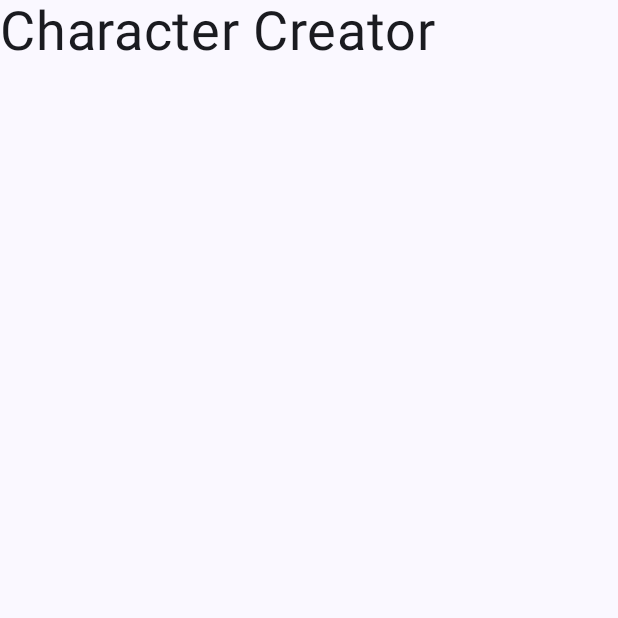
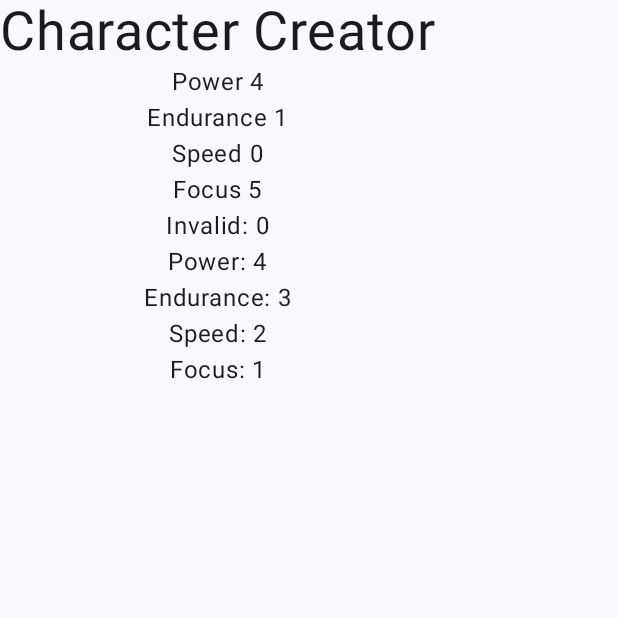
Before and after one commit to anderson79/cs3170_25fall, an Android app built with Jetpack Compose: the screen it shows after launch (MainActivity), on a phone screen of 412 x 824 dp, the top half of it. Run offline under Robolectric (Android 15) with nearby library versions, the light colour scheme and no system bars.

Commit message:
updated character creator project with an array, I still need to update so we can mutate the array correctly

```diff
--- a/projects/Project2_CharacterCreator/app/src/main/java/com/example/charactercreator/Character.kt
+++ b/projects/Project2_CharacterCreator/app/src/main/java/com/example/charactercreator/Character.kt
@@ -31,17 +31,25 @@ val attributesList = listOf(
     StatInfo("Defense", R.drawable.baseline_security_24, "Amount of damage blocked"),
     StatInfo("Cost", R.drawable.baseline_price_change_24, "Cost for casting this character"),
     )
+
 data class Character(
     val name: String = "",
     val charClass: String= "",
     val description: String = "",
 
     val statMap: Map<String, Int> = mapOf(
-        "Power" to 0,
-        "Endurance" to 0,
+        "Power" to 4,
+        "Endurance" to 1,
         "Speed" to 0,
-        "Focus" to 0
+        "Focus" to 5
     ),
+
+    // can use parallel arrays
+    val statArray: Array<Int> = arrayOf(4,3,2,1),
+
+    // can use individual variables
+    val power :Int = 0,
+    val endurance: Int= 0,
 
     val attributes: Map<String, Int> = mapOf(
         "Attack" to 0,
--- a/projects/Project2_CharacterCreator/app/src/main/java/com/example/charactercreator/MainActivity.kt
+++ b/projects/Project2_CharacterCreator/app/src/main/java/com/example/charactercreator/MainActivity.kt
@@ -29,6 +29,7 @@ import androidx.compose.ui.Modifier
 import androidx.compose.ui.tooling.preview.Preview
 import androidx.compose.ui.unit.sp
 import com.example.charactercreator.com.example.charactercreator.rememberCharacterState
+import com.example.charactercreator.com.example.charactercreator.statList
 import com.example.charactercreator.ui.theme.CharacterCreatorTheme
 
 class MainActivity : ComponentActivity() {
@@ -67,6 +68,22 @@ fun CharacterCreatorApp(
         Text(
             text = "Character Creator", fontSize = 36.sp,
         )
+
+        // example of looping through list to get all stat strings
+        statList.forEach { statInfo ->
+            val statVal = character.statMap.getOrElse(statInfo.name, { 0 })
+            Text("${statInfo.name} $statVal")
+        }
+        val statVal = character.statMap.getOrElse("Invalid", { 0 })
+        Text("Invalid: $statVal")
+
+        // can loop through an array to get stats
+        for (i in 0..statList.size - 1) {
+            Text("${statList[i].name}: ${character.statArray[i]}")
+        }
+
+        // this "works" but it wont actually do what we need it to do
+        character.statArray[2] = 3
 
         // Optional: display character name and class at the top under "Character Creator"
 
```
